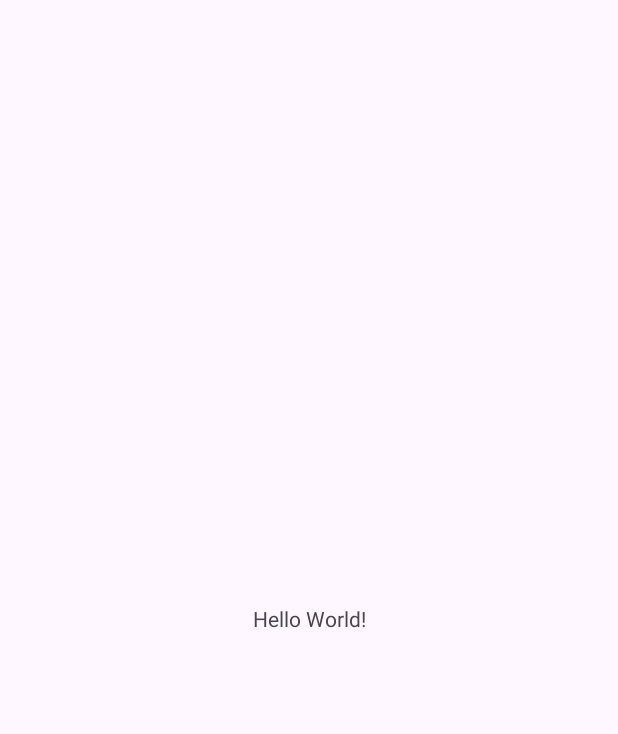
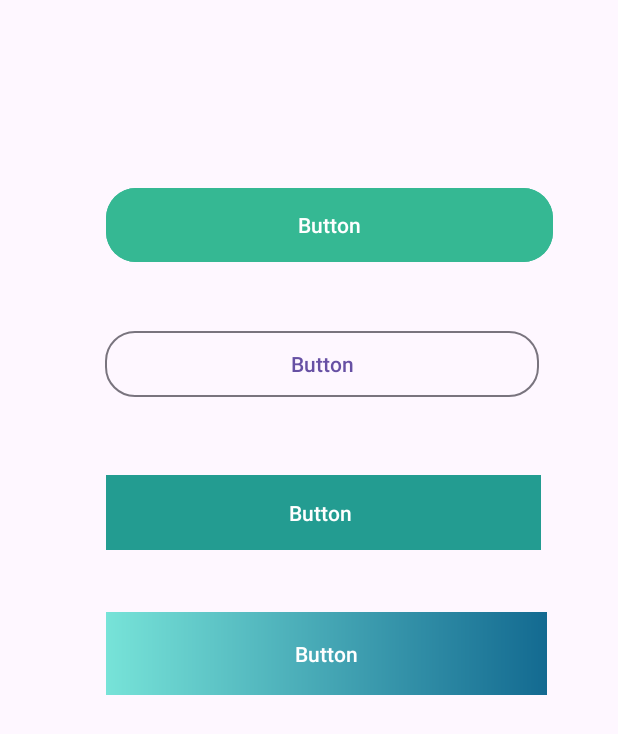
Before and after one commit to isvdr24/tool_android, an Android app: the screen it shows after launch (MainActivity), on a phone screen of 412 x 824 dp. Before the commit the part shown is almost empty. Shown: the top 734 px of the screen. Run offline under Robolectric (Android 15) with nearby library versions, the phone set to English and light mode, and no system bars.

Commit message:
Tu mensaje de commit

```diff
--- a/app/build.gradle.kts
+++ b/app/build.gradle.kts
@@ -41,6 +41,7 @@ dependencies {
     implementation("androidx.appcompat:appcompat:1.6.1")
     implementation("com.google.android.material:material:1.10.0")
     implementation("androidx.constraintlayout:constraintlayout:2.1.4")
+    implementation("androidx.activity:activity:1.9.0")
     testImplementation("junit:junit:4.13.2")
     androidTestImplementation("androidx.test.ext:junit:1.1.5")
     androidTestImplementation("androidx.test.espresso:espresso-core:3.5.1")
--- a/app/src/main/AndroidManifest.xml
+++ b/app/src/main/AndroidManifest.xml
@@ -13,6 +13,9 @@
         android:theme="@style/Theme.ToolAndroid"
         tools:targetApi="31">
         <activity
+            android:name=".MainActivity2"
+            android:exported="false" />
+        <activity
             android:name=".BotonesActivity"
             android:exported="false" />
         <activity
--- a/app/src/main/java/com/juanrosasdev/toolandroid/MainActivity.kt
+++ b/app/src/main/java/com/juanrosasdev/toolandroid/MainActivity.kt
@@ -4,8 +4,14 @@ import androidx.appcompat.app.AppCompatActivity
 import android.os.Bundle
 
 class MainActivity : AppCompatActivity() {
+
+
     override fun onCreate(savedInstanceState: Bundle?) {
         super.onCreate(savedInstanceState)
         setContentView(R.layout.activity_main)
+
+
     }
+
+
 }
--- /dev/null
+++ b/app/src/main/java/com/juanrosasdev/toolandroid/MainActivity2.kt
@@ -0,0 +1,20 @@
+package com.juanrosasdev.toolandroid
+
+import android.os.Bundle
+import androidx.activity.enableEdgeToEdge
+import androidx.appcompat.app.AppCompatActivity
+import androidx.core.view.ViewCompat
+import androidx.core.view.WindowInsetsCompat
+
+class MainActivity2 : AppCompatActivity() {
+    override fun onCreate(savedInstanceState: Bundle?) {
+        super.onCreate(savedInstanceState)
+        enableEdgeToEdge()
+        setContentView(R.layout.activity_main2)
+        ViewCompat.setOnApplyWindowInsetsListener(findViewById(R.id.main)) { v, insets ->
+            val systemBars = insets.getInsets(WindowInsetsCompat.Type.systemBars())
+            v.setPadding(systemBars.left, systemBars.top, systemBars.right, systemBars.bottom)
+            insets
+        }
+    }
+}
--- /dev/null
+++ b/app/src/main/res/drawable/custom_button.xml
@@ -0,0 +1,7 @@
+<?xml version="1.0" encoding="utf-8"?>
+<shape xmlns:android="http://schemas.android.com/apk/res/android">
+<gradient
+    android:startColor="#77E3D8"
+    android:endColor="#136A91"
+    />
+</shape>
--- a/app/src/main/res/layout/activity_main.xml
+++ b/app/src/main/res/layout/activity_main.xml
@@ -4,15 +4,78 @@
     xmlns:tools="http://schemas.android.com/tools"
     android:layout_width="match_parent"
     android:layout_height="match_parent"
+
     tools:context=".MainActivity">
 
     <TextView
+        android:id="@+id/textView"
         android:layout_width="wrap_content"
         android:layout_height="wrap_content"
-        android:text="Hello World!"
         app:layout_constraintBottom_toBottomOf="parent"
         app:layout_constraintEnd_toEndOf="parent"
+        app:layout_constraintHorizontal_bias="0.529"
         app:layout_constraintStart_toStartOf="parent"
-        app:layout_constraintTop_toTopOf="parent" />
+        app:layout_constraintTop_toTopOf="parent"
+        app:layout_constraintVertical_bias="0.053" />
 
+    <Button
+        android:id="@+id/button5"
+        android:layout_width="298dp"
+        android:layout_height="57dp"
+        android:backgroundTint="#35B893"
+        android:text="Button"
+        app:cornerRadius="20dp"
+        app:layout_constraintBottom_toBottomOf="parent"
+        app:layout_constraintEnd_toEndOf="parent"
+        app:layout_constraintHorizontal_bias="0.619"
+        app:layout_constraintStart_toStartOf="parent"
+        app:layout_constraintTop_toTopOf="parent"
+        app:layout_constraintVertical_bias="0.158"
+        tools:ignore="MissingConstraints" />
+
+    <Button
+        android:id="@+id/button2"
+        android:layout_width="290dp"
+        android:layout_height="58dp"
+        android:backgroundTint="#239C91"
+        android:text="Button "
+        app:cornerRadius="0dp"
+        app:layout_constraintBottom_toBottomOf="parent"
+        app:layout_constraintEnd_toEndOf="parent"
+        app:layout_constraintHorizontal_bias="0.578"
+        app:layout_constraintStart_toStartOf="parent"
+        app:layout_constraintTop_toTopOf="parent"
+        app:layout_constraintVertical_bias="0.408"
+        tools:ignore="MissingConstraints" />
+
+    <Button
+        android:id="@+id/button3"
+        style="?attr/materialButtonOutlinedStyle"
+        android:layout_width="289dp"
+        android:layout_height="52dp"
+        android:text="Button"
+        app:cornerRadius="20dp"
+        app:layout_constraintBottom_toBottomOf="parent"
+        app:layout_constraintEnd_toEndOf="parent"
+        app:layout_constraintHorizontal_bias="0.573"
+        app:layout_constraintStart_toStartOf="parent"
+        app:layout_constraintTop_toTopOf="parent"
+        app:layout_constraintVertical_bias="0.281"
+        tools:ignore="MissingConstraints" />
+
+    <Button
+        android:id="@+id/button4"
+        android:layout_width="294dp"
+        android:layout_height="55dp"
+        android:background="@drawable/custom_button"
+        android:text="Button"
+        app:backgroundTint="@null"
+        app:cornerRadius="20dp"
+        app:layout_constraintBottom_toBottomOf="parent"
+        app:layout_constraintEnd_toEndOf="parent"
+        app:layout_constraintHorizontal_bias="0.598"
+        app:layout_constraintStart_toStartOf="parent"
+        app:layout_constraintTop_toTopOf="parent"
+        app:layout_constraintVertical_bias="0.531"
+        tools:ignore="MissingConstraints" />
 </androidx.constraintlayout.widget.ConstraintLayout>
--- /dev/null
+++ b/app/src/main/res/layout/activity_main2.xml
@@ -0,0 +1,10 @@
+<?xml version="1.0" encoding="utf-8"?>
+<androidx.constraintlayout.widget.ConstraintLayout xmlns:android="http://schemas.android.com/apk/res/android"
+    xmlns:app="http://schemas.android.com/apk/res-auto"
+    xmlns:tools="http://schemas.android.com/tools"
+    android:id="@+id/main"
+    android:layout_width="match_parent"
+    android:layout_height="match_parent"
+    tools:context=".MainActivity2">
+
+</androidx.constraintlayout.widget.ConstraintLayout>
```
